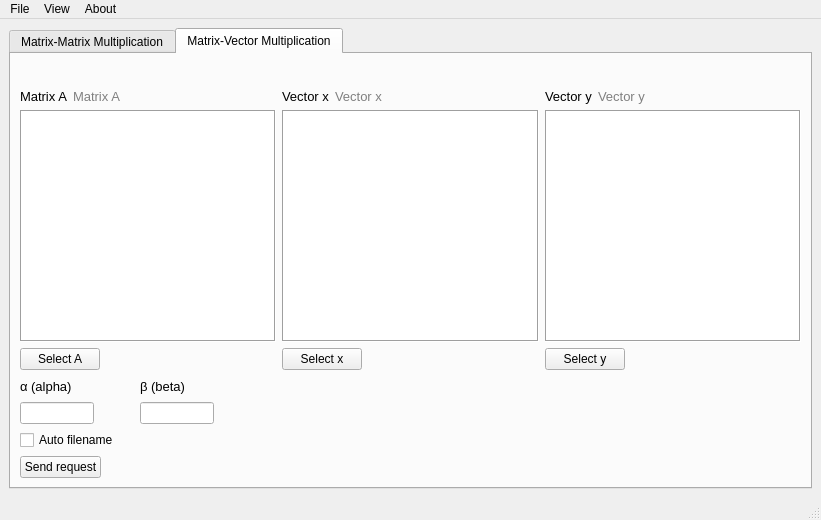
Before: the Qt Designer form mainwindow.ui in fumycat/raw, drawn with Qt 5.
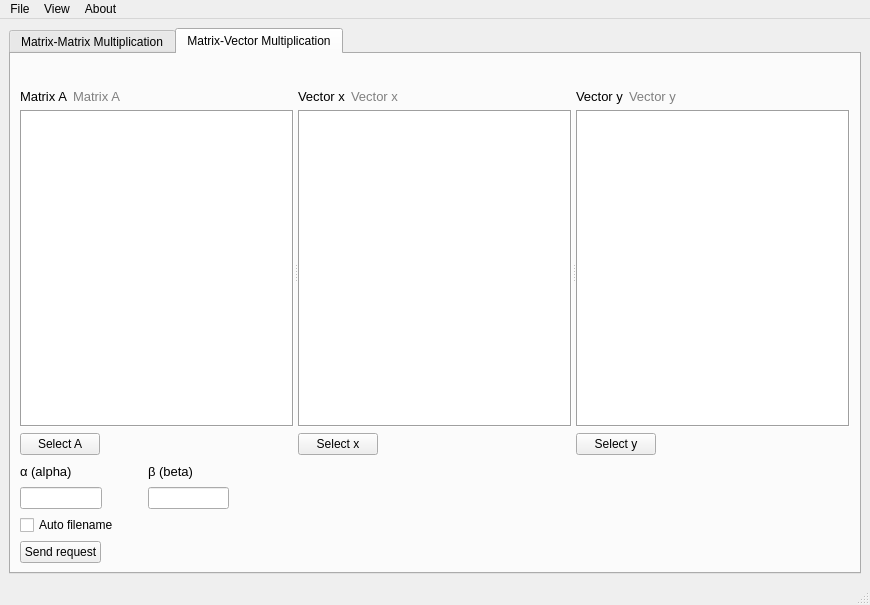
After: the same form once the commit is applied. The open tabs and pages were chosen to show the change. Icons and pictures are not drawn.

Commit message: actual layout ascendance

Diff of the .ui file:
```diff
--- a/mainwindow.ui
+++ b/mainwindow.ui
@@ -6,8 +6,8 @@
    <rect>
     <x>0</x>
     <y>0</y>
-    <width>821</width>
-    <height>520</height>
+    <width>870</width>
+    <height>605</height>
    </rect>
   </property>
   <property name="windowTitle">
@@ -528,7 +528,7 @@
        <attribute name="title">
         <string>Matrix-Vector Multiplication</string>
        </attribute>
-       <layout class="QVBoxLayout" name="verticalLayout_3">
+       <layout class="QVBoxLayout" name="verticalLayout_10" stretch="0,1,0">
         <item>
          <layout class="QHBoxLayout" name="horizontalLayout_4" stretch="0,0">
           <item>
@@ -566,7 +566,12 @@
          </layout>
         </item>
         <item>
-         <layout class="QHBoxLayout" name="horizontalLayout_5">
+         <widget class="QSplitter" name="splitter_2">
+          <property name="orientation">
+           <enum>Qt::Horizontal</enum>
+          </property>
+          <widget class="QWidget" name="">
+           <layout class="QVBoxLayout" name="verticalLayout_3">
           <item>
            <layout class="QHBoxLayout" name="horizontalLayout_2A" stretch="3,7">
             <item>
@@ -605,6 +610,51 @@
            </layout>
           </item>
           <item>
+             <widget class="QTableWidget" name="tableWidget_tab2_A">
+              <property name="autoFillBackground">
+               <bool>false</bool>
+              </property>
+              <property name="frameShape">
+               <enum>QFrame::Box</enum>
+              </property>
+              <property name="editTriggers">
+               <set>QAbstractItemView::NoEditTriggers</set>
+              </property>
+              <property name="gridStyle">
+               <enum>Qt::SolidLine</enum>
+              </property>
+              <attribute name="horizontalHeaderVisible">
+               <bool>false</bool>
+              </attribute>
+              <attribute name="horizontalHeaderDefaultSectionSize">
+               <number>64</number>
+              </attribute>
+              <attribute name="verticalHeaderVisible">
+               <bool>false</bool>
+              </attribute>
+              <attribute name="verticalHeaderDefaultSectionSize">
+               <number>32</number>
+              </attribute>
+             </widget>
+            </item>
+            <item>
+             <widget class="QPushButton" name="btn_tab2_A">
+              <property name="sizePolicy">
+               <sizepolicy hsizetype="Fixed" vsizetype="Fixed">
+                <horstretch>0</horstretch>
+                <verstretch>0</verstretch>
+               </sizepolicy>
+              </property>
+              <property name="text">
+               <string>Select A</string>
+              </property>
+             </widget>
+            </item>
+           </layout>
+          </widget>
+          <widget class="QWidget" name="">
+           <layout class="QVBoxLayout" name="verticalLayout_8">
+            <item>
            <layout class="QHBoxLayout" name="horizontalLayout_2x" stretch="3,7">
             <item>
              <widget class="QLabel" name="label_tab2_x">
@@ -642,6 +692,45 @@
            </layout>
           </item>
           <item>
+             <widget class="QTableWidget" name="tableWidget_tab2_x">
+              <property name="frameShape">
+               <enum>QFrame::Box</enum>
+              </property>
+              <property name="editTriggers">
+               <set>QAbstractItemView::NoEditTriggers</set>
+              </property>
+              <attribute name="horizontalHeaderVisible">
+               <bool>false</bool>
+              </attribute>
+              <attribute name="horizontalHeaderDefaultSectionSize">
+               <number>64</number>
+              </attribute>
+              <attribute name="verticalHeaderVisible">
+               <bool>false</bool>
+              </attribute>
+              <attribute name="verticalHeaderDefaultSectionSize">
+               <number>32</number>
+              </attribute>
+             </widget>
+            </item>
+            <item>
+             <widget class="QPushButton" name="btn_tab2_x">
+              <property name="sizePolicy">
+               <sizepolicy hsizetype="Fixed" vsizetype="Fixed">
+                <horstretch>0</horstretch>
+                <verstretch>0</verstretch>
+               </sizepolicy>
+              </property>
+              <property name="text">
+               <string>Select x</string>
+              </property>
+             </widget>
+            </item>
+           </layout>
+          </widget>
+          <widget class="QWidget" name="">
+           <layout class="QVBoxLayout" name="verticalLayout_9">
+            <item>
            <layout class="QHBoxLayout" name="horizontalLayout_2y" stretch="3,7">
             <item>
              <widget class="QLabel" name="label_tab2_y">
@@ -678,60 +767,6 @@
             </item>
            </layout>
           </item>
-         </layout>
-        </item>
-        <item>
-         <layout class="QHBoxLayout" name="horizontalLayout_2t">
-          <item>
-           <widget class="QTableWidget" name="tableWidget_tab2_A">
-            <property name="autoFillBackground">
-             <bool>false</bool>
-            </property>
-            <property name="frameShape">
-             <enum>QFrame::Box</enum>
-            </property>
-            <property name="editTriggers">
-             <set>QAbstractItemView::NoEditTriggers</set>
-            </property>
-            <property name="gridStyle">
-             <enum>Qt::SolidLine</enum>
-            </property>
-            <attribute name="horizontalHeaderVisible">
-             <bool>false</bool>
-            </attribute>
-            <attribute name="horizontalHeaderDefaultSectionSize">
-             <number>64</number>
-            </attribute>
-            <attribute name="verticalHeaderVisible">
-             <bool>false</bool>
-            </attribute>
-            <attribute name="verticalHeaderDefaultSectionSize">
-             <number>32</number>
-            </attribute>
-           </widget>
-          </item>
-          <item>
-           <widget class="QTableWidget" name="tableWidget_tab2_x">
-            <property name="frameShape">
-             <enum>QFrame::Box</enum>
-            </property>
-            <property name="editTriggers">
-             <set>QAbstractItemView::NoEditTriggers</set>
-            </property>
-            <attribute name="horizontalHeaderVisible">
-             <bool>false</bool>
-            </attribute>
-            <attribute name="horizontalHeaderDefaultSectionSize">
-             <number>64</number>
-            </attribute>
-            <attribute name="verticalHeaderVisible">
-             <bool>false</bool>
-            </attribute>
-            <attribute name="verticalHeaderDefaultSectionSize">
-             <number>32</number>
-            </attribute>
-           </widget>
-          </item>
           <item>
            <widget class="QTableWidget" name="tableWidget_tab2_y">
             <property name="frameShape">
@@ -754,71 +789,22 @@
             </attribute>
            </widget>
           </item>
-         </layout>
-        </item>
-        <item>
-         <layout class="QHBoxLayout" name="horizontalLayout_6">
-          <item>
-           <widget class="QPushButton" name="btn_tab2_A">
-            <property name="text">
-             <string>Select A</string>
-            </property>
-           </widget>
-          </item>
-          <item>
-           <spacer name="horizontalSpacer_12">
-            <property name="orientation">
-             <enum>Qt::Horizontal</enum>
-            </property>
-            <property name="sizeHint" stdset="0">
-             <size>
-              <width>40</width>
-              <height>20</height>
-             </size>
-            </property>
-           </spacer>
-          </item>
-          <item>
-           <widget class="QPushButton" name="btn_tab2_x">
-            <property name="text">
-             <string>Select x</string>
-            </property>
-           </widget>
-          </item>
-          <item>
-           <spacer name="horizontalSpacer_13">
-            <property name="orientation">
-             <enum>Qt::Horizontal</enum>
-            </property>
-            <property name="sizeHint" stdset="0">
-             <size>
-              <width>40</width>
-              <height>20</height>
-             </size>
-            </property>
-           </spacer>
-          </item>
           <item>
            <widget class="QPushButton" name="btn_tab2_y">
+              <property name="sizePolicy">
+               <sizepolicy hsizetype="Fixed" vsizetype="Fixed">
+                <horstretch>0</horstretch>
+                <verstretch>0</verstretch>
+               </sizepolicy>
+              </property>
             <property name="text">
              <string>Select y</string>
             </property>
            </widget>
           </item>
-          <item>
-           <spacer name="horizontalSpacer_14">
-            <property name="orientation">
-             <enum>Qt::Horizontal</enum>
-            </property>
-            <property name="sizeHint" stdset="0">
-             <size>
-              <width>40</width>
-              <height>20</height>
-             </size>
-            </property>
-           </spacer>
-          </item>
-         </layout>
+           </layout>
+          </widget>
+         </widget>
         </item>
         <item>
          <layout class="QHBoxLayout" name="horizontalLayout_11" stretch="3,7">
@@ -996,7 +982,7 @@
     <rect>
      <x>0</x>
      <y>0</y>
-     <width>821</width>
+     <width>870</width>
      <height>21</height>
     </rect>
    </property>
```
Left out of the diff: 226 changed lines with no effect on the pictures. Lines whose indentation alone changed are shown as unchanged.
